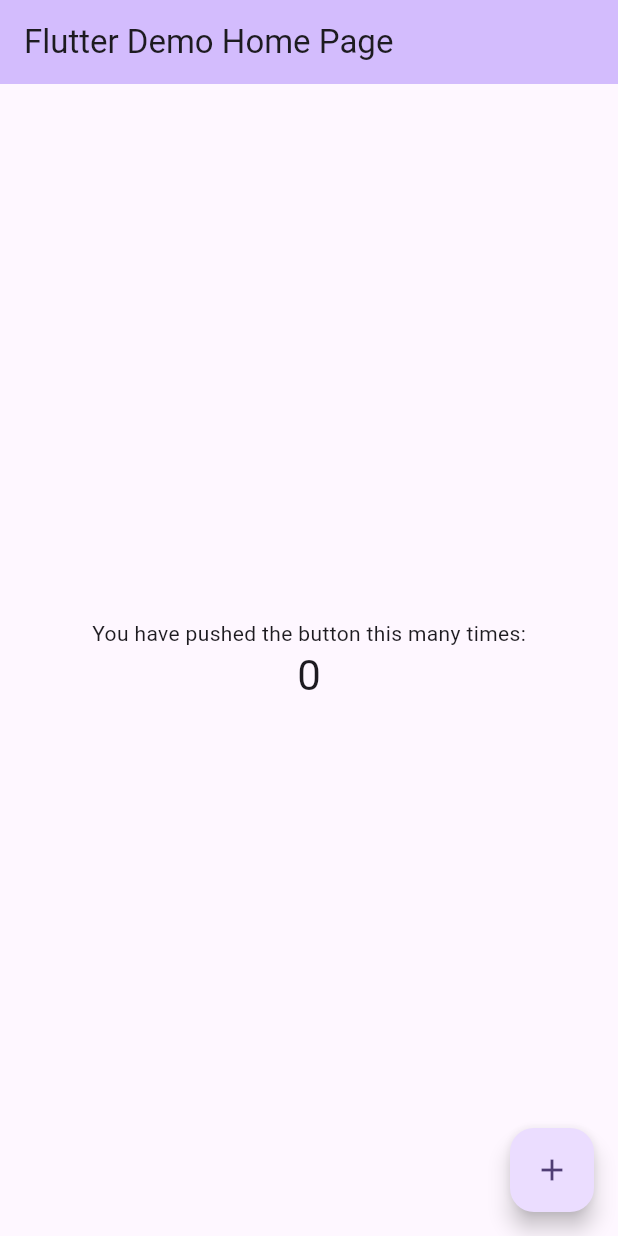
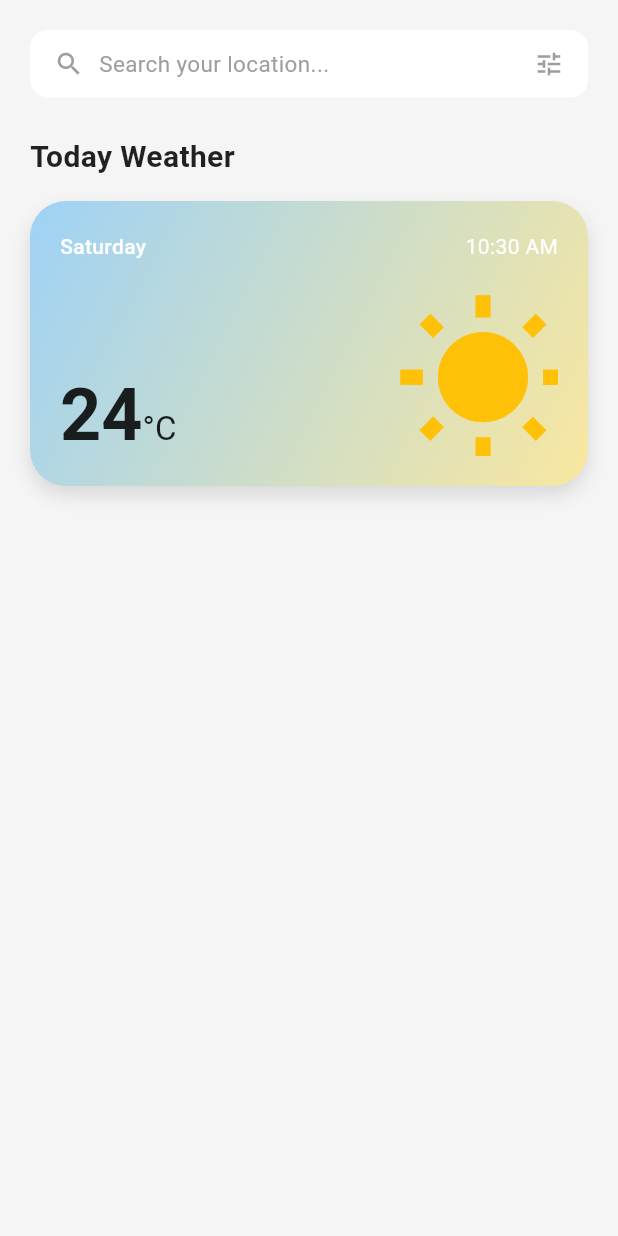
Before and after one commit to wesley-kami/AgriMobileApp, a Flutter app: the screen it shows after launch, on a phone screen of 412 x 824 dp. Run offline on Flutter 3.47's test engine with Material 3 defaults, Android fonts, the phone set to English and light mode, and no system bars.

Commit message:
mise au point de la partie superieur de l'interface 2

```diff
--- a/lib/main.dart
+++ b/lib/main.dart
@@ -1,4 +1,6 @@
 import 'package:flutter/material.dart';
+import 'screen/weather_screen.dart';
+
 
 void main() {
   runApp(const MyApp());
@@ -7,116 +9,16 @@ void main() {
 class MyApp extends StatelessWidget {
   const MyApp({super.key});
 
-  // This widget is the root of your application.
   @override
   Widget build(BuildContext context) {
     return MaterialApp(
-      title: 'Flutter Demo',
+      debugShowCheckedModeBanner: false, // enlève le bandeau DEBUG
+      title: 'Weather App',
       theme: ThemeData(
-        // This is the theme of your application.
-        //
-        // TRY THIS: Try running your application with "flutter run". You'll see
-        // the application has a purple toolbar. Then, without quitting the app,
-        // try changing the seedColor in the colorScheme below to Colors.green
-        // and then invoke "hot reload" (save your changes or press the "hot
-        // reload" button in a Flutter-supported IDE, or press "r" if you used
-        // the command line to start the app).
-        //
-        // Notice that the counter didn't reset back to zero; the application
-        // state is not lost during the reload. To reset the state, use hot
-        // restart instead.
-        //
-        // This works for code too, not just values: Most code changes can be
-        // tested with just a hot reload.
-        colorScheme: .fromSeed(seedColor: Colors.deepPurple),
+        fontFamily: 'Roboto',
+        scaffoldBackgroundColor: const Color(0xFFF5F5F5),
       ),
-      home: const MyHomePage(title: 'Flutter Demo Home Page'),
+      home: const WeatherScreen(),
     );
   }
 }
-
-class MyHomePage extends StatefulWidget {
-  const MyHomePage({super.key, required this.title});
-
-  // This widget is the home page of your application. It is stateful, meaning
-  // that it has a State object (defined below) that contains fields that affect
-  // how it looks.
-
-  // This class is the configuration for the state. It holds the values (in this
-  // case the title) provided by the parent (in this case the App widget) and
-  // used by the build method of the State. Fields in a Widget subclass are
-  // always marked "final".
-
-  final String title;
-
-  @override
-  State<MyHomePage> createState() => _MyHomePageState();
-}
-
-class _MyHomePageState extends State<MyHomePage> {
-  int _counter = 0;
-
-  void _incrementCounter() {
-    setState(() {
-      // This call to setState tells the Flutter framework that something has
-      // changed in this State, which causes it to rerun the build method below
-      // so that the display can reflect the updated values. If we changed
-      // _counter without calling setState(), then the build method would not be
-      // called again, and so nothing would appear to happen.
-      _counter++;
-    });
-  }
-
-  @override
-  Widget build(BuildContext context) {
-    // This method is rerun every time setState is called, for instance as done
-    // by the _incrementCounter method above.
-    //
-    // The Flutter framework has been optimized to make rerunning build methods
-    // fast, so that you can just rebuild anything that needs updating rather
-    // than having to individually change instances of widgets.
-    return Scaffold(
-      appBar: AppBar(
-        // TRY THIS: Try changing the color here to a specific color (to
-        // Colors.amber, perhaps?) and trigger a hot reload to see the AppBar
-        // change color while the other colors stay the same.
-        backgroundColor: Theme.of(context).colorScheme.inversePrimary,
-        // Here we take the value from the MyHomePage object that was created by
-        // the App.build method, and use it to set our appbar title.
-        title: Text(widget.title),
-      ),
-      body: Center(
-        // Center is a layout widget. It takes a single child and positions it
-        // in the middle of the parent.
-        child: Column(
-          // Column is also a layout widget. It takes a list of children and
-          // arranges them vertically. By default, it sizes itself to fit its
-          // children horizontally, and tries to be as tall as its parent.
-          //
-          // Column has various properties to control how it sizes itself and
-          // how it positions its children. Here we use mainAxisAlignment to
-          // center the children vertically; the main axis here is the vertical
-          // axis because Columns are vertical (the cross axis would be
-          // horizontal).
-          //
-          // TRY THIS: Invoke "debug painting" (choose the "Toggle Debug Paint"
-          // action in the IDE, or press "p" in the console), to see the
-          // wireframe for each widget.
-          mainAxisAlignment: .center,
-          children: [
-            const Text('You have pushed the button this many times:'),
-            Text(
-              '$_counter',
-              style: Theme.of(context).textTheme.headlineMedium,
-            ),
-          ],
-        ),
-      ),
-      floatingActionButton: FloatingActionButton(
-        onPressed: _incrementCounter,
-        tooltip: 'Increment',
-        child: const Icon(Icons.add),
-      ),
-    );
-  }
-}
--- /dev/null
+++ b/lib/screen/weather_screen.dart
@@ -0,0 +1,204 @@
+import 'package:flutter/material.dart';
+import 'dart:async';
+
+class WeatherScreen extends StatefulWidget {
+  const WeatherScreen({super.key});
+
+  @override
+  State<WeatherScreen> createState() => _WeatherScreenState();
+}
+
+class _WeatherScreenState extends State<WeatherScreen> {
+  String dayName = '';
+  String currentTime = '';
+  String temperature = '24';
+
+  late Timer _timer;
+
+  @override
+  void initState() {
+    super.initState();
+    _updateDateTime();
+
+    _timer = Timer.periodic(const Duration(minutes: 1), (timer) {
+      _updateDateTime();
+    });
+  }
+
+  void _updateDateTime() {
+    final now = DateTime.now();
+
+    const days = [
+      'Sunday',
+      'Monday',
+      'Tuesday',
+      'Wednesday',
+      'Thursday',
+      'Friday',
+      'Saturday',
+    ];
+
+    setState(() {
+      dayName = days[now.weekday % 7];
+
+      int hour = now.hour;
+      String period = 'AM';
+
+      if (hour >= 12) {
+        period = 'PM';
+        if (hour > 12) hour -= 12;
+      }
+      if (hour == 0) hour = 12;
+
+      currentTime =
+          '$hour:${now.minute.toString().padLeft(2, '0')} $period';
+    });
+  }
+
+  @override
+  void dispose() {
+    _timer.cancel();
+    super.dispose();
+  }
+
+  @override
+  Widget build(BuildContext context) {
+    return Scaffold(
+      backgroundColor: const Color(0xFFF5F5F5),
+      body: SafeArea(
+        child: Padding(
+          padding: const EdgeInsets.all(20),
+          child: Column(
+            crossAxisAlignment: CrossAxisAlignment.start,
+            children: [
+              // BARRE DE RECHERCHE
+              Container(
+                padding: const EdgeInsets.symmetric(horizontal: 16, vertical: 12),
+                decoration: BoxDecoration(
+                  color: Colors.white,
+                  borderRadius: BorderRadius.circular(12),
+                ),
+                child: Row(
+                  children: const [
+                    Icon(Icons.search, color: Colors.grey, size: 20),
+                    SizedBox(width: 10),
+                    Expanded(
+                      child: Text(
+                        'Search your location...',
+                        style: TextStyle(
+                          color: Colors.grey,
+                          fontSize: 15,
+                        ),
+                      ),
+                    ),
+                    Icon(Icons.tune, color: Colors.grey, size: 20),
+                  ],
+                ),
+              ),
+
+              const SizedBox(height: 25),
+
+              const Text(
+                'Today Weather',
+                style: TextStyle(
+                  fontSize: 20,
+                  fontWeight: FontWeight.bold,
+                  color: Colors.black87,
+                ),
+              ),
+
+              const SizedBox(height: 15),
+
+              // CARTE MÉTÉO
+              Container(
+                height: 190,
+                padding: const EdgeInsets.all(20),
+                decoration: BoxDecoration(
+                  borderRadius: BorderRadius.circular(24),
+                  gradient: const LinearGradient(
+                    begin: Alignment.topLeft,
+                    end: Alignment.bottomRight,
+                    colors: [
+                      Color(0xFF9ED2F6),
+                      Color(0xFFF9E79F),
+                    ],
+                  ),
+                  boxShadow: const [
+                    BoxShadow(
+                      color: Colors.black12,
+                      blurRadius: 10,
+                      offset: Offset(0, 6),
+                    ),
+                  ],
+                ),
+                child: Stack(
+                  children: [
+                    Column(
+                      crossAxisAlignment: CrossAxisAlignment.start,
+                      children: [
+                        Row(
+                          mainAxisAlignment: MainAxisAlignment.spaceBetween,
+                          children: [
+                            Text(
+                              dayName,
+                              style: const TextStyle(
+                                fontSize: 14,
+                                color: Colors.white,
+                                fontWeight: FontWeight.w500,
+                              ),
+                            ),
+                            Text(
+                              currentTime,
+                              style: const TextStyle(
+                                fontSize: 14,
+                                color: Colors.white,
+                              ),
+                            ),
+                          ],
+                        ),
+
+                        const Spacer(),
+
+                        RichText(
+                          text: TextSpan(
+                            children: [
+                              TextSpan(
+                                text: temperature,
+                                style: const TextStyle(
+                                  fontSize: 48,
+                                  fontWeight: FontWeight.bold,
+                                  color: Colors.black87,
+                                ),
+                              ),
+                              const TextSpan(
+                                text: '°C',
+                                style: TextStyle(
+                                  fontSize: 22,
+                                  color: Colors.black87,
+                                ),
+                              ),
+                            ],
+                          ),
+                        ),
+                      ],
+                    ),
+
+                    Positioned(
+                      right: -10,
+                      bottom: -10,
+                      child: Icon(
+                        Icons.wb_sunny,
+                        size: 120,
+                        color: Colors.amber,
+                      ),
+                    ),
+                  ],
+                ),
+              ),
+            ],
+          ),
+        ),
+      ),
+    );
+  }
+}
```
